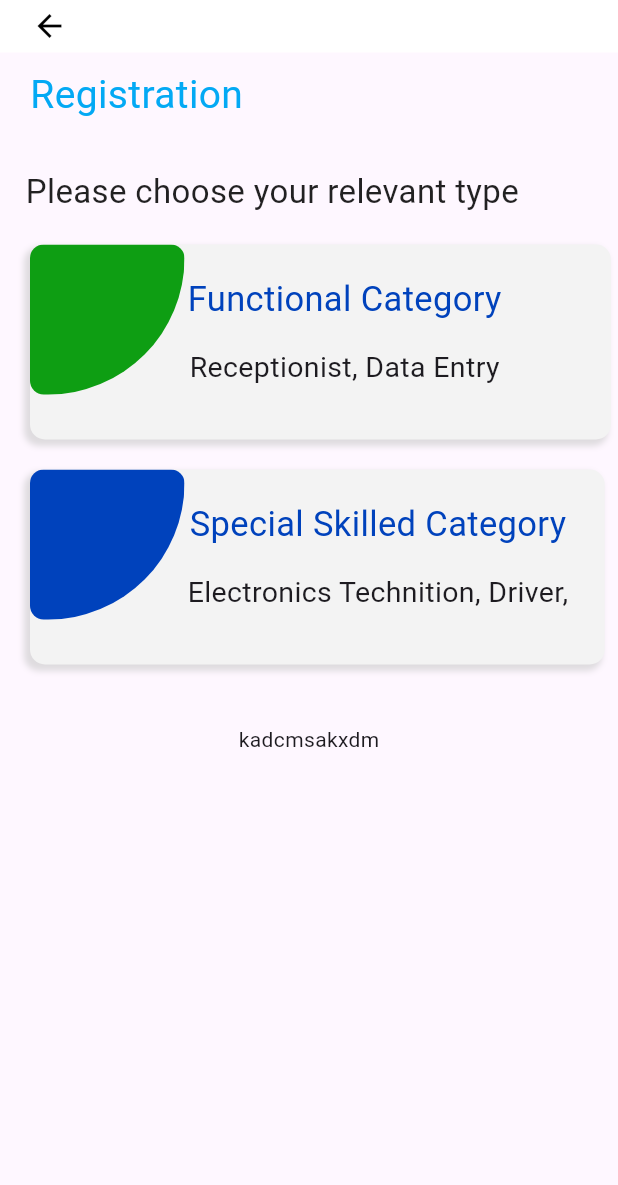
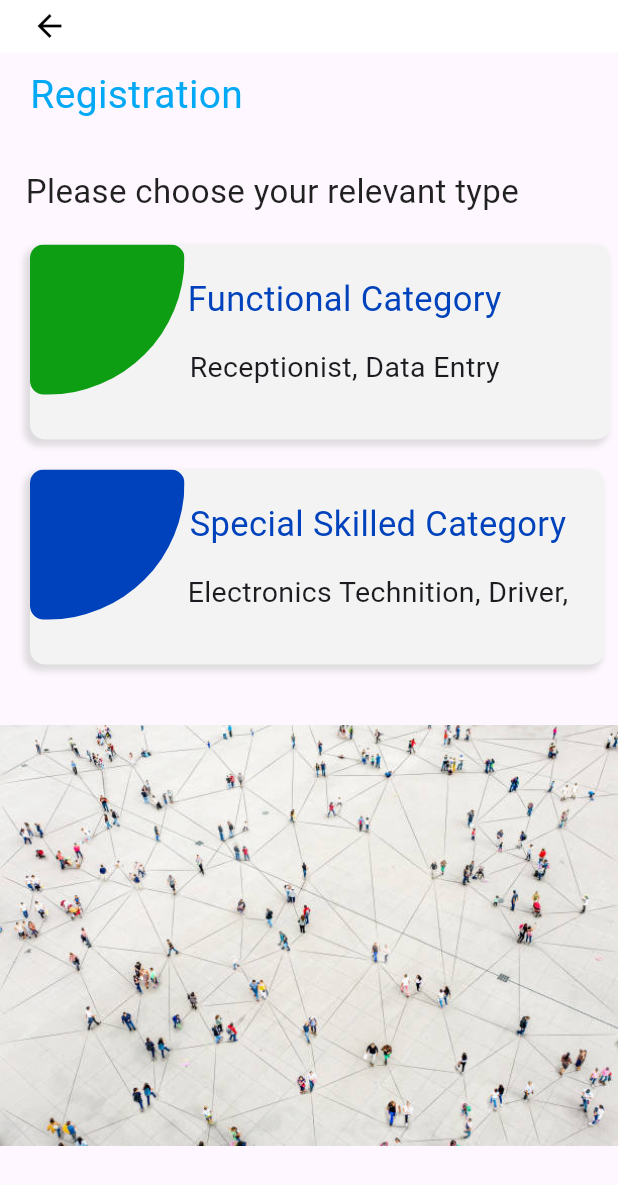
Before and after one commit to ArifHossain123/job_search, a Flutter app: the AppRegistration screen opened directly, on a phone screen of 412 x 824 dp. Shown: the top 1185 px of the screen. Run offline on Flutter 3.47's test engine with Material 3 defaults, Android fonts, the phone set to English and light mode, and no system bars.

Commit message:
image add

```diff
--- a/lib/registration.dart
+++ b/lib/registration.dart
@@ -250,8 +250,14 @@ class _AppRegistrationState extends State<AppRegistration> {
                       ),
                     ),
                   ),
-                  SizedBox(height: 40,),
-                  Container(child: Text('kadcmsakxdm'),)
+                  const SizedBox(
+                    height: 40,
+                  ),
+                  Container(
+                    child:const Image(
+                      image: AssetImage('assets/images/communication1.jpg'),
+                    ),
+                  ),
                 ],
               ),
             ],
```
